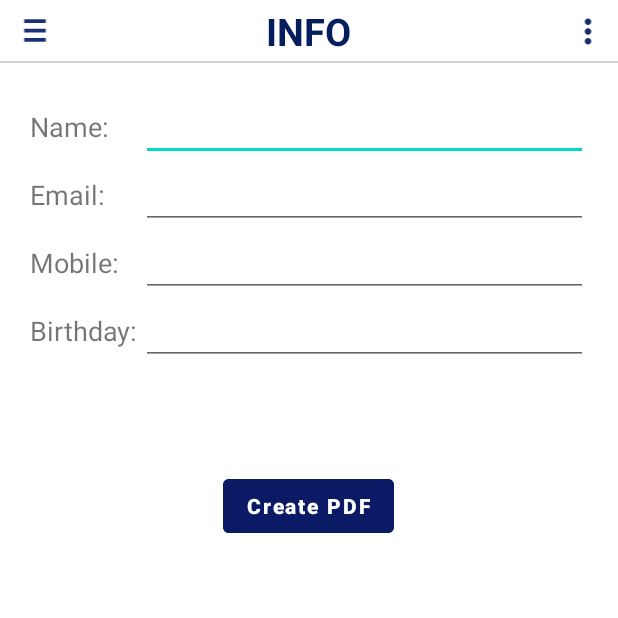
After one commit to mohaimensark/ChessPieceDetection, an Android app: the Invoice screen opened directly, with no data from a screen before it, on a phone screen of 412 x 824 dp, the top half of it. The commit adds this screen. Run offline under Robolectric (Android 15) with nearby library versions, the phone set to English and light mode, and no system bars; our stand-ins replace Firebase (no records; nobody signed in at launch, a user with empty details on screens opened directly); Roboto replaces fonts that are not available here.

Commit message:
Updated upto invoice printing

```diff
--- a/app/src/main/java/com/example/chessdetection/LandingPage.java
+++ b/app/src/main/java/com/example/chessdetection/LandingPage.java
@@ -116,6 +116,10 @@ public class LandingPage extends AppCompatActivity {
                 case R.id.profileLink:
                     drawerLayout.closeDrawer(GravityCompat.START);
                     startActivity(new Intent(LandingPage.this, ProfileActivity.class));
+                    break;
+                case R.id.invoice:
+                    drawerLayout.closeDrawer(GravityCompat.START);
+                    startActivity(new Intent(LandingPage.this, Invoice.class));
                     break;
                 case R.id.gsap:
                     drawerLayout.closeDrawer(GravityCompat.START);
--- a/app/src/main/res/drawable/ic_baseline_favorite.xml
+++ b/app/src/main/res/drawable/ic_baseline_favorite.xml
@@ -1,5 +1,5 @@
 <vector android:alpha="0.95" android:height="24dp"
-    android:tint="#167E1E" android:viewportHeight="24"
+    android:tint="#29021E" android:viewportHeight="24"
     android:viewportWidth="24" android:width="24dp" xmlns:android="http://schemas.android.com/apk/res/android">
     <path android:fillColor="@android:color/white" android:pathData="M16.5,3c-1.74,0 -3.41,0.81 -4.5,2.09C10.91,3.81 9.24,3 7.5,3 4.42,3 2,5.42 2,8.5c0,3.78 3.4,6.86 8.55,11.54L12,21.35l1.45,-1.32C18.6,15.36 22,12.28 22,8.5 22,5.42 19.58,3 16.5,3zM12.1,18.55l-0.1,0.1 -0.1,-0.1C7.14,14.24 4,11.39 4,8.5 4,6.5 5.5,5 7.5,5c1.54,0 3.04,0.99 3.57,2.36h1.87C13.46,5.99 14.96,5 16.5,5c2,0 3.5,1.5 3.5,3.5 0,2.89 -3.14,5.74 -7.9,10.05z"/>
 </vector>
--- a/app/src/main/res/drawable/ic_baseline_favorite_2.xml
+++ b/app/src/main/res/drawable/ic_baseline_favorite_2.xml
@@ -1,5 +1,5 @@
 <vector android:alpha="0.95" android:height="24dp"
-    android:tint="#167E1E" android:viewportHeight="24"
+    android:tint="#2A0239" android:viewportHeight="24"
     android:viewportWidth="24" android:width="24dp" xmlns:android="http://schemas.android.com/apk/res/android">
     <path android:fillColor="@android:color/white" android:pathData="M12,21.35l-1.45,-1.32C5.4,15.36 2,12.28 2,8.5 2,5.42 4.42,3 7.5,3c1.74,0 3.41,0.81 4.5,2.09C13.09,3.81 14.76,3 16.5,3 19.58,3 22,5.42 22,8.5c0,3.78 -3.4,6.86 -8.55,11.54L12,21.35z"/>
 </vector>
--- /dev/null
+++ b/app/src/main/res/drawable/ic_baseline_menu_24.xml
@@ -0,0 +1,5 @@
+<vector android:alpha="0.95" android:height="24dp"
+    android:tint="#0E276E" android:viewportHeight="24"
+    android:viewportWidth="24" android:width="15dp" xmlns:android="http://schemas.android.com/apk/res/android">
+    <path android:fillColor="@android:color/white" android:pathData="M3,18h18v-2L3,16v2zM3,13h18v-2L3,11v2zM3,6v2h18L21,6L3,6z"/>
+</vector>
--- a/app/src/main/res/drawable/ic_baseline_send_24.xml
+++ b/app/src/main/res/drawable/ic_baseline_send_24.xml
@@ -1,5 +1,5 @@
 <vector android:alpha="0.95" android:autoMirrored="true"
-    android:height="24dp" android:tint="#167E1E"
+    android:height="24dp" android:tint="#041545"
     android:viewportHeight="24" android:viewportWidth="24"
     android:width="24dp" xmlns:android="http://schemas.android.com/apk/res/android">
     <path android:fillColor="@android:color/white" android:pathData="M2.01,21L23,12 2.01,3 2,10l15,2 -15,2z"/>
--- a/app/src/main/res/drawable/ic_baseline_star_rate.xml
+++ b/app/src/main/res/drawable/ic_baseline_star_rate.xml
@@ -1,5 +1,5 @@
 <vector android:alpha="0.95" android:height="24dp"
-    android:tint="#167E1E" android:viewportHeight="24"
+    android:tint="#081A60" android:viewportHeight="24"
     android:viewportWidth="24" android:width="24dp" xmlns:android="http://schemas.android.com/apk/res/android">
     <path android:fillColor="@android:color/white" android:pathData="M14.43,10l-2.43,-8l-2.43,8l-7.57,0l6.18,4.41l-2.35,7.59l6.17,-4.69l6.18,4.69l-2.35,-7.59l6.17,-4.41z"/>
 </vector>
--- a/app/src/main/res/drawable/ic_baseline_starbefore.xml
+++ b/app/src/main/res/drawable/ic_baseline_starbefore.xml
@@ -1,5 +1,5 @@
 <vector android:alpha="0.95" android:height="24dp"
-    android:tint="#167E1E" android:viewportHeight="24"
+    android:tint="#081857" android:viewportHeight="24"
     android:viewportWidth="24" android:width="24dp" xmlns:android="http://schemas.android.com/apk/res/android">
     <path android:fillColor="@android:color/white" android:pathData="M22,9.24l-7.19,-0.62L12,2 9.19,8.63 2,9.24l5.46,4.73L5.82,21 12,17.27 18.18,21l-1.63,-7.03L22,9.24zM12,15.4l-3.76,2.27 1,-4.28 -3.32,-2.88 4.38,-0.38L12,6.1l1.71,4.04 4.38,0.38 -3.32,2.88 1,4.28L12,15.4z"/>
 </vector>
--- a/app/src/main/res/drawable/ic_comment_24.xml
+++ b/app/src/main/res/drawable/ic_comment_24.xml
@@ -1,5 +1,5 @@
 <vector android:alpha="0.95" android:height="24dp"
-    android:tint="#167E1E" android:viewportHeight="24"
+    android:tint="#040647" android:viewportHeight="24"
     android:viewportWidth="24" android:width="24dp" xmlns:android="http://schemas.android.com/apk/res/android">
     <path android:fillColor="@android:color/white" android:pathData="M21.99,4c0,-1.1 -0.89,-2 -1.99,-2H4c-1.1,0 -2,0.9 -2,2v12c0,1.1 0.9,2 2,2h14l4,4 -0.01,-18z"/>
 </vector>
--- a/app/src/main/res/drawable/ic_create_black_24dp.xml
+++ b/app/src/main/res/drawable/ic_create_black_24dp.xml
@@ -5,6 +5,6 @@
     android:viewportWidth="24.0"
     android:viewportHeight="24.0">
     <path
-        android:fillColor="#FF000000"
+        android:fillColor="#320101"
         android:pathData="M3,17.25V21h3.75L17.81,9.94l-3.75,-3.75L3,17.25zM20.71,7.04c0.39,-0.39 0.39,-1.02 0,-1.41l-2.34,-2.34c-0.39,-0.39 -1.02,-0.39 -1.41,0l-1.83,1.83 3.75,3.75 1.83,-1.83z"/>
 </vector>
--- a/app/src/main/res/drawable/ic_location_on_24.xml
+++ b/app/src/main/res/drawable/ic_location_on_24.xml
@@ -1,5 +1,5 @@
 <vector android:alpha="0.95" android:height="24dp"
-    android:tint="#167E1E" android:viewportHeight="24"
+    android:tint="#16187E" android:viewportHeight="24"
     android:viewportWidth="24" android:width="24dp" xmlns:android="http://schemas.android.com/apk/res/android">
     <path android:fillColor="@android:color/white" android:pathData="M12,2C8.13,2 5,5.13 5,9c0,5.25 7,13 7,13s7,-7.75 7,-13c0,-3.87 -3.13,-7 -7,-7zM12,11.5c-1.38,0 -2.5,-1.12 -2.5,-2.5s1.12,-2.5 2.5,-2.5 2.5,1.12 2.5,2.5 -1.12,2.5 -2.5,2.5z"/>
 </vector>
--- a/app/src/main/res/drawable/ic_person_24.xml
+++ b/app/src/main/res/drawable/ic_person_24.xml
@@ -1,5 +1,5 @@
 <vector android:alpha="0.95" android:height="24dp"
-    android:tint="#000000" android:viewportHeight="24"
+    android:tint="#020827" android:viewportHeight="24"
     android:viewportWidth="24" android:width="24dp" xmlns:android="http://schemas.android.com/apk/res/android">
     <path android:fillColor="@android:color/white" android:pathData="M12,12c2.21,0 4,-1.79 4,-4s-1.79,-4 -4,-4 -4,1.79 -4,4 1.79,4 4,4zM12,14c-2.67,0 -8,1.34 -8,4v2h16v-2c0,-2.66 -5.33,-4 -8,-4z"/>
 </vector>
--- /dev/null
+++ b/app/src/main/res/drawable/ic_three_dot_24.xml
@@ -0,0 +1,5 @@
+<vector android:alpha="0.95" android:height="24dp"
+    android:tint="#0A1E60" android:viewportHeight="24"
+    android:viewportWidth="24" android:width="24dp" xmlns:android="http://schemas.android.com/apk/res/android">
+    <path android:fillColor="@android:color/white" android:pathData="M12,8c1.1,0 2,-0.9 2,-2s-0.9,-2 -2,-2 -2,0.9 -2,2 0.9,2 2,2zM12,10c-1.1,0 -2,0.9 -2,2s0.9,2 2,2 2,-0.9 2,-2 -0.9,-2 -2,-2zM12,16c-1.1,0 -2,0.9 -2,2s0.9,2 2,2 2,-0.9 2,-2 -0.9,-2 -2,-2z"/>
+</vector>
--- /dev/null
+++ b/app/src/main/res/layout/activity_invoice.xml
@@ -0,0 +1,150 @@
+<?xml version="1.0" encoding="utf-8"?>
+<LinearLayout xmlns:android="http://schemas.android.com/apk/res/android"
+    xmlns:app="http://schemas.android.com/apk/res-auto"
+    xmlns:tools="http://schemas.android.com/tools"
+    android:layout_width="match_parent"
+    android:layout_height="match_parent"
+    android:orientation="vertical"
+    tools:context=".Invoice">
+
+    <include
+        android:id="@+id/actionbar_pdf"
+        layout="@layout/common_actionbar"
+        android:layout_width="match_parent"
+        android:layout_height="wrap_content" />
+
+
+    <LinearLayout
+        android:layout_width="match_parent"
+        android:layout_height="wrap_content"
+        android:orientation="vertical"
+        android:padding="10dp"
+        android:layout_margin="10dp"
+
+        >
+
+        <LinearLayout
+            android:layout_width="match_parent"
+            android:layout_height="wrap_content"
+            android:orientation="horizontal"
+            >
+            <TextView
+
+                android:layout_width="0dp"
+                android:layout_height="wrap_content"
+                android:layout_weight="1"
+                android:text="Name: "
+                android:textSize="18sp"
+                >
+            </TextView>
+            <EditText
+                android:id="@+id/editPdfName"
+                android:layout_width="0dp"
+                android:layout_height="wrap_content"
+                android:layout_weight="4"
+                android:textSize="18sp"
+                >
+
+            </EditText>
+
+        </LinearLayout>
+
+        <LinearLayout
+            android:layout_width="match_parent"
+            android:layout_height="wrap_content"
+            android:orientation="horizontal"
+            >
+            <TextView
+
+                android:layout_width="0dp"
+                android:layout_height="wrap_content"
+                android:layout_weight="1"
+                android:text="Email: "
+                android:textSize="18sp"
+                >
+            </TextView>
+            <EditText
+                android:id="@+id/editPdfEmail"
+                android:layout_width="0dp"
+                android:layout_height="wrap_content"
+                android:layout_weight="4"
+                android:textSize="18sp"
+                >
+
+            </EditText>
+
+        </LinearLayout>
+
+        <LinearLayout
+            android:layout_width="match_parent"
+            android:layout_height="wrap_content"
+            android:orientation="horizontal"
+            >
+            <TextView
+
+                android:layout_width="0dp"
+                android:layout_height="wrap_content"
+                android:layout_weight="1"
+                android:text="Mobile: "
+                android:textSize="18sp"
+                >
+            </TextView>
+            <EditText
+                android:id="@+id/editPdfMobile"
+                android:layout_width="0dp"
+                android:layout_height="wrap_content"
+                android:layout_weight="4"
+                android:textSize="18sp"
+                >
+
+            </EditText>
+
+        </LinearLayout>
+
+        <LinearLayout
+            android:layout_width="match_parent"
+            android:layout_height="wrap_content"
+            android:orientation="horizontal"
+            >
+            <TextView
+
+                android:layout_width="0dp"
+                android:layout_height="wrap_content"
+                android:layout_weight="1"
+                android:text="Birthday: "
+                android:textSize="18sp"
+                >
+            </TextView>
+            <EditText
+                android:id="@+id/editPdfDob"
+                android:layout_width="0dp"
+                android:layout_height="wrap_content"
+                android:layout_weight="4"
+                android:textSize="18sp"
+                >
+
+            </EditText>
+
+        </LinearLayout>
+
+
+    </LinearLayout>
+
+    <Button
+        android:id="@+id/btnPdfGen"
+        android:layout_width="wrap_content"
+        android:layout_height="wrap_content"
+        android:text="Create PDF"
+        android:textAllCaps="false"
+        android:textColor="@color/white"
+        android:backgroundTint="#0B1A65"
+        android:layout_gravity="center"
+        android:layout_marginTop="50dp"
+        android:textStyle="bold"
+        android:enabled="false"
+        >
+
+    </Button>
+
+
+</LinearLayout>
--- /dev/null
+++ b/app/src/main/res/layout/common_actionbar.xml
@@ -0,0 +1,58 @@
+<RelativeLayout xmlns:android="http://schemas.android.com/apk/res/android"
+    android:layout_width="match_parent"
+    android:layout_height="wrap_content"
+    android:background="@color/white">
+
+    <!-- Left-aligned icon or logo -->
+
+    <ImageView
+        android:id="@+id/actionbar_logo"
+        android:layout_width="40dp"
+        android:layout_height="30dp"
+        android:src="@drawable/ic_baseline_menu_24"
+        android:layout_marginTop="5dp"
+        android:layout_marginLeft="3dp"
+        android:layout_marginBottom="5dp"
+        />
+
+    <TextView
+        android:layout_width="wrap_content"
+        android:layout_height="wrap_content"
+        android:layout_centerInParent="true"
+        android:id="@+id/actionTitle"
+        android:text="Chess"
+        android:textAllCaps="true"
+        android:textStyle="bold"
+        android:textSize="25sp"
+        android:textColor="#061E5E"
+        >
+
+    </TextView>
+
+    <!-- Right-aligned icons or menu options -->
+    <RelativeLayout
+        android:id="@+id/actionbar_menu_layout"
+        android:layout_width="wrap_content"
+        android:layout_height="wrap_content"
+        android:layout_alignParentEnd="true"
+        android:layout_centerVertical="true"
+        android:padding="0dp">
+
+
+        <ImageView
+            android:id="@+id/actionbar_icon1"
+            android:layout_width="40dp"
+            android:layout_height="30dp"
+            android:padding="2dp"
+            android:src="@drawable/ic_three_dot_24"
+            android:layout_alignParentEnd="true" />
+
+
+    </RelativeLayout>
+    <View
+        android:layout_width="match_parent"
+        android:layout_height="1dp"
+        android:layout_below="@+id/actionbar_logo"
+        android:background="@drawable/line_divider"/>
+
+</RelativeLayout>
--- a/app/src/main/res/menu/nevigation_menu.xml
+++ b/app/src/main/res/menu/nevigation_menu.xml
@@ -52,9 +52,9 @@
                 android:title="Learn about chess piece"/>
 
 
-            <item android:id="@+id/uplode"
+            <item android:id="@+id/invoice"
                 android:icon="@drawable/ic_person_24"
-                android:title="Historical player"/>
+                android:title="Print Invoice"/>
 
             <item android:id="@+id/rate"
                 android:icon="@android:drawable/btn_star_big_on"
```
Also changed, not shown: app/src/main/java/com/example/chessdetection/Invoice.java (added, +177 -0 lines), app/src/main/java/com/example/chessdetection/WritePost.java (+178 -5 lines), app/src/main/res/drawable/ic_portablejim_chess.xml (+1 -1 lines), app/src/main/res/layout/activity_write_post.xml (+39 -33 lines).
